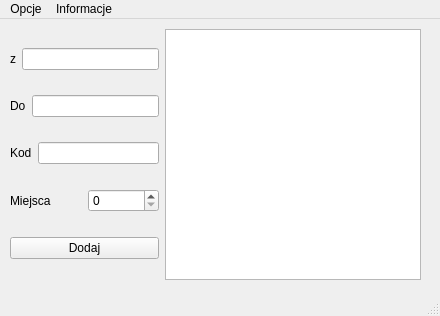
This is mainwindow.ui in Tmroz21/RRS as Qt 5 draws it before an edit. The edited form follows.
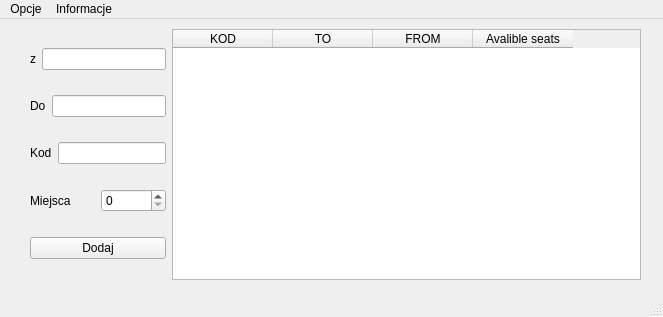
This is the edited form.

Commit message: Train WidgetList added

What changed in the file:
```diff
--- a/mainwindow.ui
+++ b/mainwindow.ui
@@ -6,8 +6,8 @@
    <rect>
     <x>0</x>
     <y>0</y>
-    <width>440</width>
-    <height>316</height>
+    <width>663</width>
+    <height>317</height>
    </rect>
   </property>
   <property name="windowTitle">
@@ -17,13 +17,19 @@
    <widget class="QWidget" name="horizontalLayoutWidget_5">
     <property name="geometry">
      <rect>
-      <x>10</x>
+      <x>30</x>
       <y>10</y>
-      <width>411</width>
+      <width>611</width>
       <height>251</height>
      </rect>
     </property>
-    <layout class="QHBoxLayout" name="horizontalLayout_5">
+    <layout class="QHBoxLayout" name="horizontalLayout_5" stretch="0,92222">
+     <property name="sizeConstraint">
+      <enum>QLayout::SetDefaultConstraint</enum>
+     </property>
+     <property name="rightMargin">
+      <number>0</number>
+     </property>
      <item>
       <layout class="QVBoxLayout" name="verticalLayout">
        <item>
@@ -92,7 +98,28 @@
       </layout>
      </item>
      <item>
-      <widget class="QListView" name="listView_TrainList"/>
+      <widget class="QTableWidget" name="tableWidget_Trains">
+       <column>
+        <property name="text">
+         <string>KOD</string>
+        </property>
+       </column>
+       <column>
+        <property name="text">
+         <string>TO</string>
+        </property>
+       </column>
+       <column>
+        <property name="text">
+         <string>FROM</string>
+        </property>
+       </column>
+       <column>
+        <property name="text">
+         <string>Avalible seats</string>
+        </property>
+       </column>
+      </widget>
      </item>
     </layout>
    </widget>
@@ -102,7 +129,7 @@
     <rect>
      <x>0</x>
      <y>0</y>
-     <width>440</width>
+     <width>663</width>
      <height>21</height>
     </rect>
    </property>
```
The commit also changes 4 other files.
